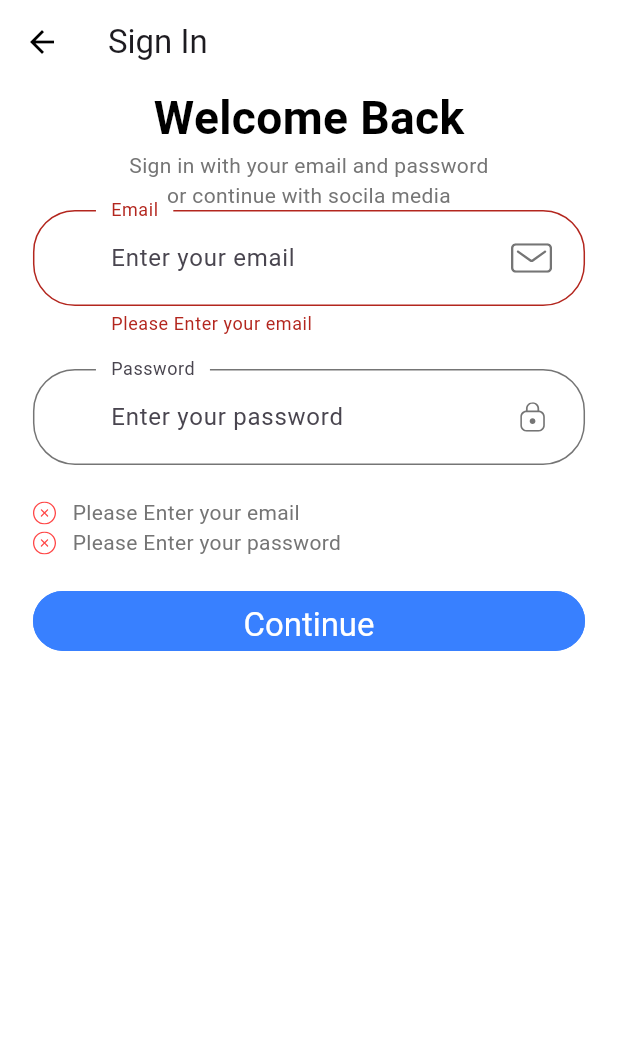
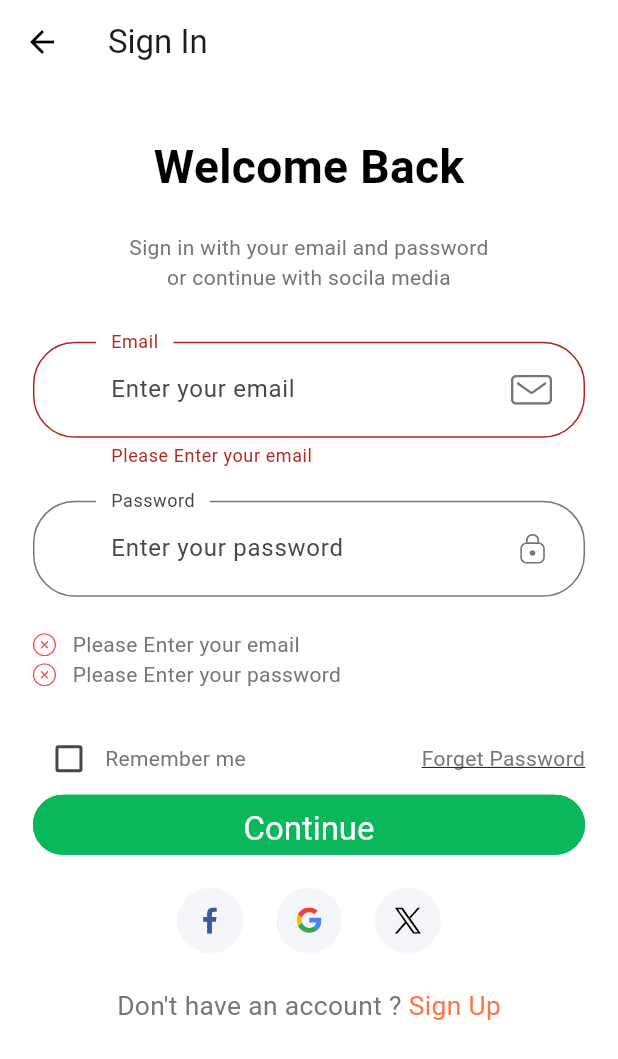
Before and after one commit to thuyavansc/flutter_onboarding_signup, a Flutter app: the SignInScreen screen opened directly, after a tap on "Continue", on a phone screen of 412 x 824 dp. Shown: the top 1059 px of the screen. Run offline on Flutter 3.47's test engine with Material 3 defaults, Android fonts, the light colour scheme and no system bars; drawn by our look-alikes of getwidget; our stand-ins replace flutter_svg, gap, lottie, smooth_page_indicator; Roboto replaces fonts that are missing (Muli).

Commit message:
UI-Design -> Sign-in page completed with user name password and social media

```diff
--- a/lib/constants.dart
+++ b/lib/constants.dart
@@ -2,6 +2,7 @@
 import 'package:flutter/material.dart';
 
 const kPrimaryColor = Color(0xFFFF7643);
+const kGreenTealColor = Color(0xFF0AB75B);
 const kPrimaryLightColor = Color(0xFFFFECDF);
 const kPrimaryGradientColor = LinearGradient(
   begin: Alignment.topLeft,
--- /dev/null
+++ b/lib/sign_in/components/sign_form.dart
@@ -0,0 +1,158 @@
+
+import 'package:flutter/material.dart';
+import 'package:gap/gap.dart';
+import 'package:getwidget/components/button/gf_button.dart';
+import 'package:getwidget/shape/gf_button_shape.dart';
+import 'package:getwidget/size/gf_size.dart';
+
+import '../../constants.dart';
+import '../../size_config.dart';
+import 'custom_suffix_icon.dart';
+import 'form_error.dart';
+
+class SignForm extends StatefulWidget {
+
+  SignForm({super.key});
+
+  @override
+  State<SignForm> createState() => _SignFormState();
+}
+
+class _SignFormState extends State<SignForm> {
+  final _formKey = GlobalKey<FormState>();
+  late String email;
+  late String password;
+  final List<String> errors = [];
+  late bool remember =  false;
+
+
+  @override
+  Widget build(BuildContext context) {
+    //errors.add('Please enter your email');
+
+    return Form(
+      key: _formKey,
+      child: Column(
+        children: [
+          buildEmailFormField(),
+          Gap(getProportionateScreenWidth(20)),
+          buildPasswordFormField(),
+          Gap(getProportionateScreenWidth(20)),
+          FormError(errors: errors),
+          Gap(getProportionateScreenWidth(20)),
+          Row(
+            children: [
+              Checkbox(
+                value: remember,
+                activeColor: kPrimaryColor,
+                onChanged: (value) {
+                  setState(() {
+                    remember = value!;
+                  });
+                },
+              ),
+              Text('Remember me'),
+              Spacer(),
+              Text(
+                'Forget Password',
+                style: TextStyle(decoration: TextDecoration.underline),
+              )
+            ],
+          ),
+          GFButton(
+            onPressed: (){
+              if(_formKey.currentState != null && _formKey.currentState!.validate()){
+                _formKey.currentState!.save();
+                // Perform actions after form submission
+              }
+            },
+            text: "Continue",
+            textStyle: TextStyle(fontSize: getProportionateScreenWidth(20)),
+            padding: EdgeInsets.symmetric(vertical: 10, horizontal: 10),
+            shape: GFButtonShape.pills,
+            fullWidthButton: true,
+            size: GFSize.LARGE,
+            color: kGreenTealColor,
+
+          ),
+
+        ],
+      ),
+    );
+  }
+
+  TextFormField buildPasswordFormField() {
+    return TextFormField(
+      obscureText: true,
+      onSaved: (newValue) => password = newValue!,
+      onChanged: (value){
+        if(value!.isEmpty && !errors.contains(kPassNullError)){
+          setState(() {
+            errors.remove(kPassNullError);
+          });
+        } else if (value.length >= 8 && !errors.contains(kShortPassError)){
+          setState(() {
+            errors.remove(kShortPassError);
+          });
+        }
+        return null;
+      },
+      validator: (value) {
+        if(value!.isEmpty && !errors.contains(kPassNullError)){
+          setState(() {
+            errors.add(kPassNullError);
+          });
+        } else if (value.length < 8 && !errors.contains(kShortPassError)){
+          setState(() {
+            errors.add(kShortPassError);
+          });
+        }
+        return null;
+      },
+      decoration: const InputDecoration(
+        labelText: 'Password',
+        hintText: 'Enter your password',
+        floatingLabelBehavior: FloatingLabelBehavior.always,
+        suffixIcon: CustomSuffixIcon(svgIcon: 'assets/icons/Lock.svg',),
+      ),
+    );
+  }
+
+  TextFormField buildEmailFormField() {
+    return TextFormField(
+      keyboardType: TextInputType.emailAddress,
+      onSaved: (newValue) => email = newValue!,
+      onChanged: (value){
+        if(value.isNotEmpty && errors.contains(kEmailNullError)){
+          setState(() {
+            errors.remove(kEmailNullError);
+          });
+        } else if(emailValidatorRegExp.hasMatch(value) && errors.contains(kInvalidEmailError)){
+          setState(() {
+            errors.remove(kInvalidEmailError);
+          });
+        }
+        return null;
+      },
+      validator: (value) {
+        if(value!.isEmpty && !errors.contains(kEmailNullError)){
+          setState(() {
+            errors.add(kEmailNullError);
+          });
+        } else if (!emailValidatorRegExp.hasMatch(value) && !errors.contains(kInvalidEmailError)){
+          setState(() {
+            errors.add(kInvalidEmailError);
+          });
+        }
+        return null;
+      },
+      decoration: InputDecoration(
+        labelText: 'Email',
+        hintText: 'Enter your email',
+        floatingLabelBehavior: FloatingLabelBehavior.always,
+        suffixIcon: CustomSuffixIcon(svgIcon: 'assets/icons/Mail.svg',),
+        errorText: errors.contains(kEmailNullError) ? kEmailNullError : null,
+      ),
+    );
+  }
+}
--- a/lib/sign_in/components/sign_in_body.dart
+++ b/lib/sign_in/components/sign_in_body.dart
@@ -1,6 +1,8 @@
 
 import 'package:flutter/cupertino.dart';
 import 'package:flutter/material.dart';
+import 'package:flutter_onboarding_signup/sign_in/components/sign_form.dart';
+import 'package:flutter_onboarding_signup/sign_in/components/social_media_card.dart';
 import 'package:flutter_svg/svg.dart';
 import 'package:gap/gap.dart';
 import 'package:getwidget/components/button/gf_button.dart';
@@ -22,148 +24,64 @@ class SignInBody extends StatelessWidget {
           width: double.infinity,
           child: Padding(
             padding: EdgeInsets.symmetric(horizontal: getProportionateScreenWidth(20)),
+            child: SingleChildScrollView(
               child: Column(
                 children: [
+                  Gap(SizeConfig.screenHeight*0.04),
                   Text('Welcome Back', style: TextStyle(
                     color: Colors.black,
                     fontSize: getProportionateScreenWidth(28),
                     fontWeight: FontWeight.bold,
                     ),
                   ),
+                  Gap(getProportionateScreenWidth(20)),
                   Text('Sign in with your email and password \nor continue with socila media',
                     textAlign: TextAlign.center,
                   ),
+                  Gap(getProportionateScreenWidth(30)),
                   SignForm(),
+                  Gap(getProportionateScreenWidth(20)),
+                  Row(
+                    mainAxisAlignment: MainAxisAlignment.center,
+                    children: [
+                      SocialMediaCard(
+                        icon: 'assets/icons/facebook-2.svg',
+                        press: () {},
+                      ),
+                      SocialMediaCard(
+                        icon: 'assets/icons/google-icon.svg',
+                        press: () {},
+                      ),
+                      SocialMediaCard(
+                        icon: 'assets/icons/X_logo_2023_original.svg',
+                        press: () {},
+                      ),
                     ],
+                  ),
+                  Gap(getProportionateScreenWidth(20)),
+                  Row(
+                    mainAxisAlignment: MainAxisAlignment.center,
+                    children: [
+                      Text(
+                        'Don\'t have an account ?',
+                        style: TextStyle(
+                          fontSize: getProportionateScreenWidth(16),
+                        ),
+                      ),
+                      Text(
+                        ' Sign Up',
+                        style: TextStyle(
+                          fontSize: getProportionateScreenWidth(16),
+                          color: kPrimaryColor,
+                        ),
+                      ),
+                    ],
+                  )
+                ],
+              ),
             ),
           ),
         )
     );
   }
 }
-
-class SignForm extends StatefulWidget {
-
-  SignForm({super.key});
-
-  @override
-  State<SignForm> createState() => _SignFormState();
-}
-
-class _SignFormState extends State<SignForm> {
-  final _formKey = GlobalKey<FormState>();
-  late String email;
-  late String password;
-  final List<String> errors = [];
-
-
-  @override
-  Widget build(BuildContext context) {
-    //errors.add('Please enter your email');
-
-    return Form(
-      key: _formKey,
-      child: Column(
-        children: [
-          buildEmailFormField(),
-          Gap(getProportionateScreenWidth(20)),
-          buildPasswordFormField(),
-          Gap(getProportionateScreenWidth(20)),
-          FormError(errors: errors),
-          Gap(getProportionateScreenWidth(20)),
-          GFButton(
-            onPressed: (){
-              if(_formKey.currentState != null && _formKey.currentState!.validate()){
-                _formKey.currentState!.save();
-                // Perform actions after form submission
-              }
-            },
-            text: "Continue",
-            textStyle: TextStyle(fontSize: getProportionateScreenWidth(20)),
-            padding: EdgeInsets.symmetric(vertical: 10, horizontal: 10),
-            shape: GFButtonShape.pills,
-            fullWidthButton: true,
-            size: GFSize.LARGE,
-
-          ),
-
-        ],
-      ),
-    );
-  }
-
-  TextFormField buildPasswordFormField() {
-    return TextFormField(
-      obscureText: true,
-      onSaved: (newValue) => password = newValue!,
-      onChanged: (value){
-        if(value!.isEmpty && !errors.contains(kPassNullError)){
-          setState(() {
-            errors.remove(kPassNullError);
-          });
-        } else if (value.length >= 8 && !errors.contains(kShortPassError)){
-          setState(() {
-            errors.remove(kShortPassError);
-          });
-        }
-        return null;
-      },
-      validator: (value) {
-        if(value!.isEmpty && !errors.contains(kPassNullError)){
-          setState(() {
-            errors.add(kPassNullError);
-          });
-        } else if (value.length < 8 && !errors.contains(kShortPassError)){
-          setState(() {
-            errors.add(kShortPassError);
-          });
-        }
-        return null;
-      },
-      decoration: const InputDecoration(
-        labelText: 'Password',
-        hintText: 'Enter your password',
-        floatingLabelBehavior: FloatingLabelBehavior.always,
-        suffixIcon: CustomSuffixIcon(svgIcon: 'assets/icons/Lock.svg',),
-      ),
-    );
-  }
-
-  TextFormField buildEmailFormField() {
-    return TextFormField(
-          keyboardType: TextInputType.emailAddress,
-          onSaved: (newValue) => email = newValue!,
-          onChanged: (value){
-            if(value.isNotEmpty && errors.contains(kEmailNullError)){
-              setState(() {
-                errors.remove(kEmailNullError);
-              });
-            } else if(emailValidatorRegExp.hasMatch(value) && errors.contains(kInvalidEmailError)){
-              setState(() {
-                errors.remove(kInvalidEmailError);
-              });
-            }
-            return null;
-          },
-          validator: (value) {
-            if(value!.isEmpty && !errors.contains(kEmailNullError)){
-              setState(() {
-                errors.add(kEmailNullError);
-              });
-            } else if (!emailValidatorRegExp.hasMatch(value) && !errors.contains(kInvalidEmailError)){
-              setState(() {
-                errors.add(kInvalidEmailError);
-              });
-            }
-            return null;
-          },
-          decoration: InputDecoration(
-            labelText: 'Email',
-            hintText: 'Enter your email',
-            floatingLabelBehavior: FloatingLabelBehavior.always,
-            suffixIcon: CustomSuffixIcon(svgIcon: 'assets/icons/Mail.svg',),
-            errorText: errors.contains(kEmailNullError) ? kEmailNullError : null,
-          ),
-        );
-  }
-}
--- /dev/null
+++ b/lib/sign_in/components/social_media_card.dart
@@ -0,0 +1,31 @@
+
+import 'package:flutter/cupertino.dart';
+import 'package:flutter_svg/svg.dart';
+
+import '../../size_config.dart';
+
+class SocialMediaCard extends StatelessWidget {
+  final String icon;
+  final Function press;
+  const SocialMediaCard({
+    super.key, required this.icon, required this.press,
+  });
+
+  @override
+  Widget build(BuildContext context) {
+    return GestureDetector(
+      onTap: press(),
+      child: Container(
+        margin: EdgeInsets.symmetric(horizontal: getProportionateScreenWidth(10)),
+        padding: EdgeInsets.all(getProportionateScreenWidth(12)),
+        height: getProportionateScreenWidth(40),
+        width: getProportionateScreenWidth(40),
+        decoration: BoxDecoration(
+          color: Color(0xfff5f6f9),
+          shape: BoxShape.circle,
+        ),
+        child: SvgPicture.asset(icon),
+      ),
+    );
+  }
+}
```
Also changed, not shown: assets/icons/X_logo_2023_original.svg (added), assets/icons/facebook-2.svg (added), assets/icons/google-icon.svg (added), assets/icons/twitter.svg (added). Lines whose indentation alone changed are shown as unchanged.
